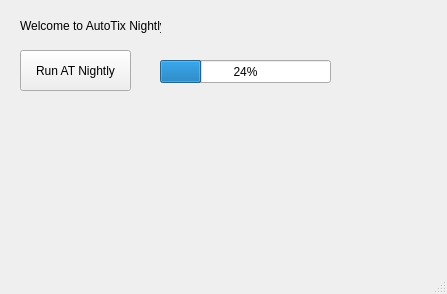
Qt form nightly/mainwindow.ui (ruinaz90/autotix_nightly) before a commit.
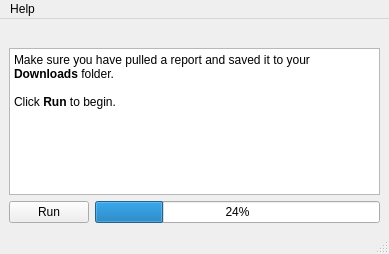
The same form after that commit. Icons and pictures are not drawn.

Diff of the .ui file:
```diff
--- a/nightly/mainwindow.ui
+++ b/nightly/mainwindow.ui
@@ -6,63 +6,71 @@
    <rect>
     <x>0</x>
     <y>0</y>
-    <width>447</width>
-    <height>294</height>
+    <width>389</width>
+    <height>254</height>
    </rect>
   </property>
   <property name="windowTitle">
    <string>MainWindow</string>
   </property>
   <widget class="QWidget" name="centralwidget">
-   <widget class="QLabel" name="label">
-    <property name="geometry">
-     <rect>
-      <x>20</x>
-      <y>10</y>
-      <width>141</width>
-      <height>31</height>
-     </rect>
-    </property>
-    <property name="text">
-     <string>Welcome to AutoTix Nightly</string>
-    </property>
-   </widget>
-   <widget class="QPushButton" name="pushButton">
-    <property name="geometry">
-     <rect>
-      <x>20</x>
-      <y>50</y>
-      <width>111</width>
-      <height>41</height>
-     </rect>
-    </property>
-    <property name="text">
-     <string>Run AT Nightly</string>
-    </property>
-   </widget>
-   <widget class="QProgressBar" name="progressBar">
-    <property name="geometry">
-     <rect>
-      <x>160</x>
-      <y>60</y>
-      <width>171</width>
-      <height>23</height>
-     </rect>
-    </property>
-    <property name="value">
-     <number>24</number>
-    </property>
-   </widget>
+   <layout class="QGridLayout" name="gridLayout">
+    <item row="3" column="1">
+     <widget class="QProgressBar" name="progres_bar">
+      <property name="value">
+       <number>24</number>
+      </property>
+     </widget>
+    </item>
+    <item row="0" column="0" colspan="2">
+     <widget class="QLabel" name="logo">
+      <property name="text">
+       <string/>
+      </property>
+      <property name="pixmap">
+       <pixmap>../1x/logo_nightly_sm.png</pixmap>
+      </property>
+     </widget>
+    </item>
+    <item row="3" column="0">
+     <widget class="QPushButton" name="run_button">
+      <property name="text">
+       <string>Run</string>
+      </property>
+     </widget>
+    </item>
+    <item row="1" column="0" colspan="2">
+     <widget class="QTextBrowser" name="text_browser">
+      <property name="html">
+       <string>&lt;!DOCTYPE HTML PUBLIC &quot;-//W3C//DTD HTML 4.0//EN&quot; &quot;http://www.w3.org/TR/REC-html40/strict.dtd&quot;&gt;
+&lt;html&gt;&lt;head&gt;&lt;meta name=&quot;qrichtext&quot; content=&quot;1&quot; /&gt;&lt;style type=&quot;text/css&quot;&gt;
+p, li { white-space: pre-wrap; }
+&lt;/style&gt;&lt;/head&gt;&lt;body style=&quot; font-family:'MS Shell Dlg 2'; font-size:8pt; font-weight:400; font-style:normal;&quot;&gt;
+&lt;p style=&quot; margin-top:0px; margin-bottom:0px; margin-left:0px; margin-right:0px; -qt-block-indent:0; text-indent:0px;&quot;&gt;&lt;span style=&quot; font-size:9pt;&quot;&gt;Make sure you have pulled a report and saved it to your &lt;/span&gt;&lt;span style=&quot; font-size:9pt; font-weight:600;&quot;&gt;Downloads&lt;/span&gt;&lt;span style=&quot; font-size:9pt;&quot;&gt; folder.&lt;/span&gt;&lt;/p&gt;
+&lt;p style=&quot;-qt-paragraph-type:empty; margin-top:0px; margin-bottom:0px; margin-left:0px; margin-right:0px; -qt-block-indent:0; text-indent:0px; font-size:9pt;&quot;&gt;&lt;br /&gt;&lt;/p&gt;
+&lt;p style=&quot; margin-top:0px; margin-bottom:0px; margin-left:0px; margin-right:0px; -qt-block-indent:0; text-indent:0px;&quot;&gt;&lt;span style=&quot; font-size:9pt;&quot;&gt;Click &lt;/span&gt;&lt;span style=&quot; font-size:9pt; font-weight:600;&quot;&gt;Run&lt;/span&gt;&lt;span style=&quot; font-size:9pt;&quot;&gt; to begin.&lt;/span&gt;&lt;/p&gt;&lt;/body&gt;&lt;/html&gt;</string>
+      </property>
+     </widget>
+    </item>
+   </layout>
   </widget>
   <widget class="QMenuBar" name="menubar">
    <property name="geometry">
     <rect>
      <x>0</x>
      <y>0</y>
-     <width>447</width>
+     <width>389</width>
      <height>21</height>
     </rect>
    </property>
+   <widget class="QMenu" name="menu_help">
+    <property name="title">
+     <string>Help</string>
+    </property>
+    <addaction name="menu_instructions"/>
+    <addaction name="menu_about"/>
+   </widget>
+   <addaction name="menu_help"/>
   </widget>
   <widget class="QStatusBar" name="statusbar"/>
  </widget>
```
Left out of the diff: 16 changed lines with no effect on the pictures.
